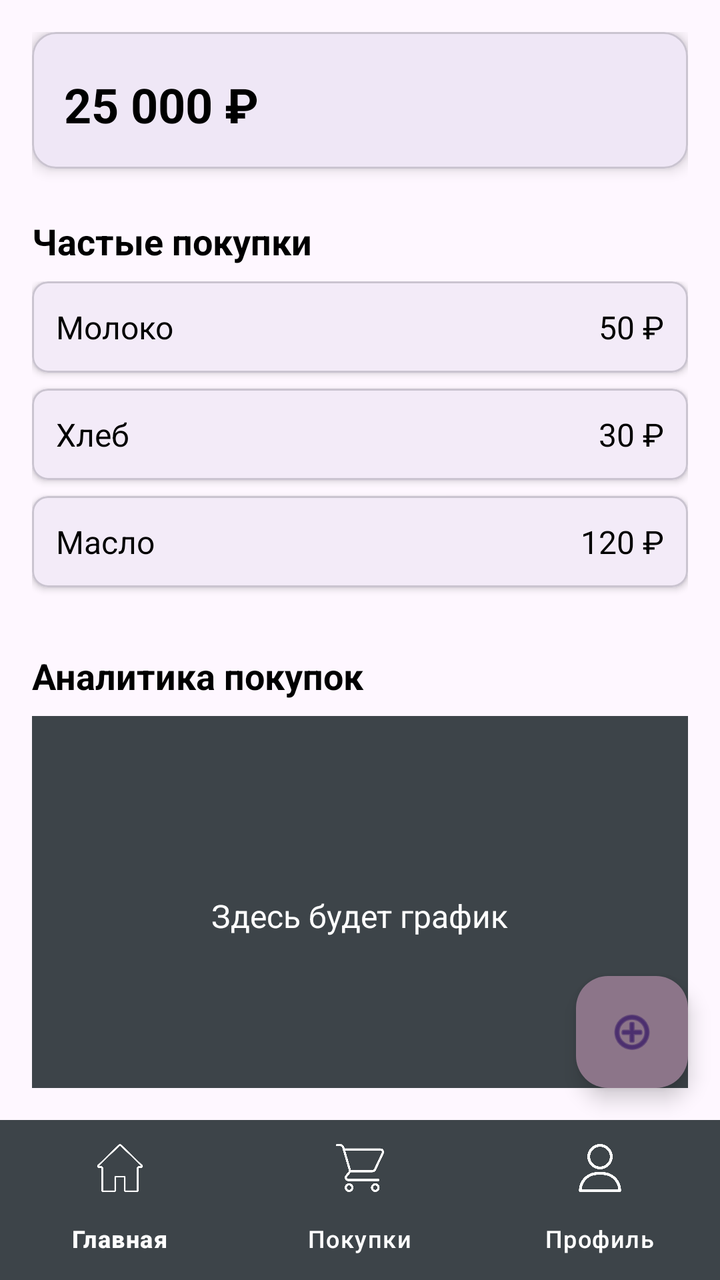
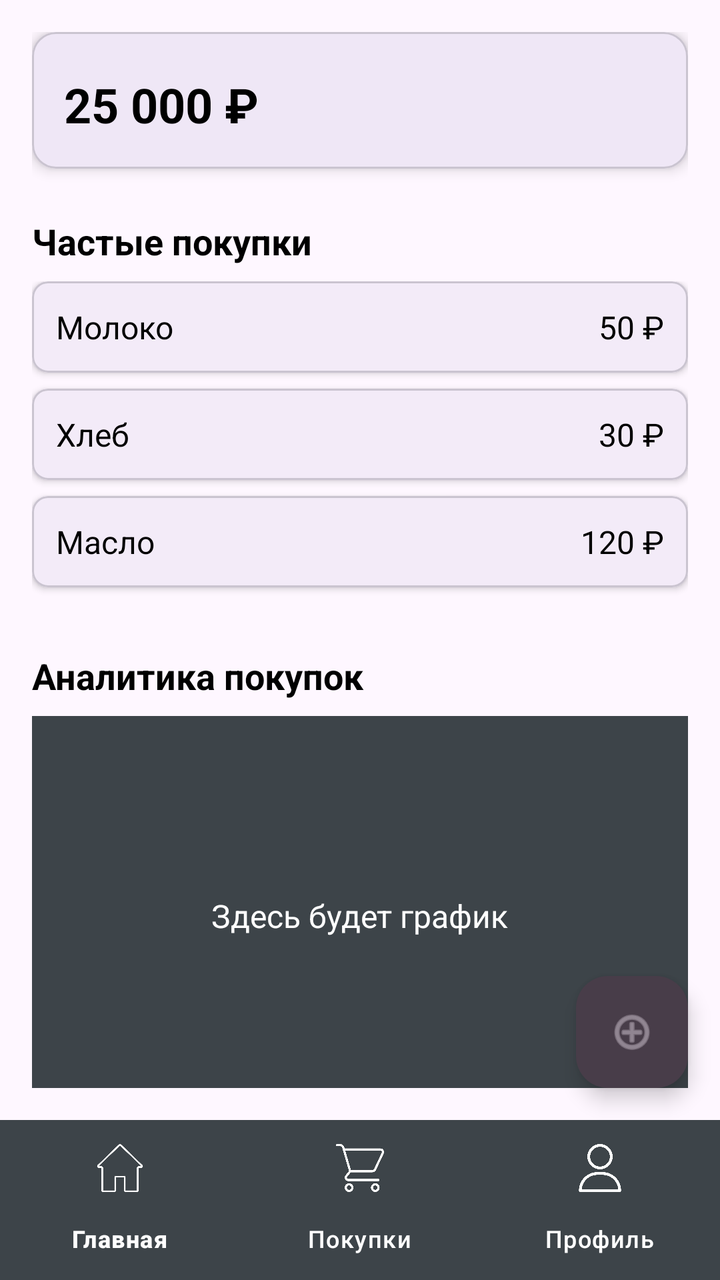

Two renders of the same Android screen: before a commit and after it. Below are the layout's source before the change and the commit's diff.
<!-- AndroidManifest.xml: application theme Theme.KP_purchases_Ravilova -->
<!-- res/layout/activity_home.xml -->
<?xml version="1.0" encoding="utf-8"?>
<androidx.constraintlayout.widget.ConstraintLayout
    xmlns:android="http://schemas.android.com/apk/res/android"
    xmlns:app="http://schemas.android.com/apk/res-auto"
    android:layout_width="match_parent"
    android:layout_height="match_parent">

    <LinearLayout
        android:orientation="vertical"
        android:padding="16dp"
        android:layout_width="match_parent"
        android:layout_height="0dp"
        app:layout_constraintTop_toTopOf="parent"
        app:layout_constraintBottom_toTopOf="@id/bottom_navigation">

        <com.google.android.material.card.MaterialCardView
            android:layout_width="match_parent"
            android:layout_height="wrap_content"
            app:cardElevation="4dp"
            app:cardCornerRadius="12dp"
            android:layout_marginBottom="16dp">

            <LinearLayout
                android:orientation="vertical"
                android:padding="16dp"
                android:layout_width="match_parent"
                android:layout_height="wrap_content">

                <TextView
                    android:id="@+id/balanceTv"
                    android:text="25 000 ₽"
                    android:textSize="24sp"
                    android:textStyle="bold"
                    android:textColor="@color/black"
                    android:layout_marginTop="4dp"
                    android:layout_width="wrap_content"
                    android:layout_height="wrap_content"/>
            </LinearLayout>
        </com.google.android.material.card.MaterialCardView>

        <TextView
            android:text="@string/title_frequent"
            android:textSize="18sp"
            android:textStyle="bold"
            android:textColor="@color/black"
            android:layout_marginTop="8dp"
            android:layout_marginBottom="8dp"
            android:layout_width="wrap_content"
            android:layout_height="wrap_content"/>

        

        <LinearLayout
            android:id="@+id/productList"
            android:orientation="vertical"
            android:layout_width="match_parent"
            android:layout_height="wrap_content"
            android:layout_marginBottom="16dp">

            <com.google.android.material.card.MaterialCardView
                android:layout_width="match_parent"
                android:layout_height="wrap_content"
                app:cardElevation="2dp"
                app:cardCornerRadius="8dp"
                android:layout_marginBottom="8dp">

                <LinearLayout
                    android:orientation="horizontal"
                    android:padding="12dp"
                    android:layout_width="match_parent"
                    android:layout_height="wrap_content">

                    <TextView
                        android:text="Молоко"
                        android:textSize="16sp"
                        android:textColor="@color/black"
                        android:layout_width="0dp"
                        android:layout_weight="1"
                        android:layout_height="wrap_content"/>

                    <TextView
                        android:text="50 ₽"
                        android:textSize="16sp"
                        android:textColor="@color/black"
                        android:layout_width="wrap_content"
                        android:layout_height="wrap_content"/>
                </LinearLayout>
            </com.google.android.material.card.MaterialCardView>

            <com.google.android.material.card.MaterialCardView
                android:layout_width="match_parent"
                android:layout_height="wrap_content"
                app:cardElevation="2dp"
                app:cardCornerRadius="8dp"
                android:layout_marginBottom="8dp">

                <LinearLayout
                    android:orientation="horizontal"
                    android:padding="12dp"
                    android:layout_width="match_parent"
                    android:layout_height="wrap_content">

                    <TextView
                        android:text="Хлеб"
                        android:textSize="16sp"
                        android:textColor="@color/black"
                        android:layout_width="0dp"
                        android:layout_weight="1"
                        android:layout_height="wrap_content"/>

                    <TextView
                        android:text="30 ₽"
                        android:textSize="16sp"
                        android:textColor="@color/black"
                        android:layout_width="wrap_content"
                        android:layout_height="wrap_content"/>
                </LinearLayout>
            </com.google.android.material.card.MaterialCardView>

            <com.google.android.material.card.MaterialCardView
                android:layout_width="match_parent"
                android:layout_height="wrap_content"
                app:cardElevation="2dp"
                app:cardCornerRadius="8dp"
                android:layout_marginBottom="8dp">

                <LinearLayout
                    android:orientation="horizontal"
                    android:padding="12dp"
                    android:layout_width="match_parent"
                    android:layout_height="wrap_content">

                    <TextView
                        android:text="Масло"
                        android:textSize="16sp"
                        android:textColor="@color/black"
                        android:layout_width="0dp"
                        android:layout_weight="1"
                        android:layout_height="wrap_content"/>

                    <TextView
                        android:text="120 ₽"
                        android:textSize="16sp"
                        android:textColor="@color/black"
                        android:layout_width="wrap_content"
                        android:layout_height="wrap_content"/>
                </LinearLayout>
            </com.google.android.material.card.MaterialCardView>
        </LinearLayout>

        <TextView
            android:text="Аналитика покупок"
            android:textSize="18sp"
            android:textStyle="bold"
            android:textColor="@color/black"
            android:layout_marginTop="8dp"
            android:layout_marginBottom="8dp"
            android:layout_width="wrap_content"
            android:layout_height="wrap_content"/>

        <FrameLayout
            android:id="@+id/chartContainer"
            android:layout_width="match_parent"
            android:layout_height="200dp"
            android:background="@color/gray"
            android:layout_marginBottom="16dp">

            <TextView
                android:layout_width="wrap_content"
                android:layout_height="wrap_content"
                android:layout_gravity="center"
                android:text="Здесь будет график"
                android:textColor="@color/white"
                android:textSize="16sp"/>
        </FrameLayout>
    </LinearLayout>

    <com.google.android.material.floatingactionbutton.FloatingActionButton
        android:id="@+id/fab"
        style="@style/Widget.Material3.FloatingActionButton.Primary"
        android:layout_width="wrap_content"
        android:layout_height="wrap_content"
        android:layout_margin="16dp"
        android:layout_marginBottom="20dp"
        android:contentDescription="@string/title_add"
        android:src="@android:drawable/ic_menu_add"
        android:tint="@color/primary_light"
        app:backgroundTint="@color/primary"
        app:layout_constraintBottom_toTopOf="@id/bottom_navigation"
        app:layout_constraintEnd_toEndOf="parent" />

    
    

    <com.google.android.material.bottomnavigation.BottomNavigationView
        android:id="@+id/bottom_navigation"
        android:layout_width="match_parent"
        android:layout_height="wrap_content"
        app:itemIconTint="@color/white"
        app:itemTextColor="@color/white"
        app:menu="@menu/bottom_menu"
        app:layout_constraintBottom_toBottomOf="parent"/>
</androidx.constraintlayout.widget.ConstraintLayout>
<!-- resources referenced by this layout -->
<resources>
  <color name="black">#FF000000</color>
  <color name="gray">#3d4449</color>
  <color name="primary">#8c7589</color>
  <color name="primary_light">#c0b5c1</color>
  <color name="white">#FFFFFFFF</color>
  <string name="title_add">Добавить покупку</string>
  <string name="title_frequent">Частые покупки</string>
  <style name="Theme.KP_purchases_Ravilova" parent="Base.Theme.KP_purchases_Ravilova" />
  <style name="Base.Theme.KP_purchases_Ravilova" parent="Theme.Material3.DayNight.NoActionBar">
          
          
          <item name="bottomNavigationStyle">@style/Widget.App.BottomNavigationView</item>
  
      </style>
  <style name="Widget.App.BottomNavigationView" parent="Widget.Material3.BottomNavigationView">
          <item name="materialThemeOverlay">@style/ThemeOverlay.App.BottomNavigationView</item>
      </style>
  <style name="ThemeOverlay.App.BottomNavigationView" parent="">
          <item name="colorSurfaceContainer">@color/gray</item>
          <item name="colorSecondaryContainer">@color/primary</item>
      </style>
</resources>

<!-- the commit's change to res/layout/activity_home.xml (unified diff, before → after) -->
@@ -185,9 +185,10 @@
         android:contentDescription="@string/title_add"
         android:src="@android:drawable/ic_menu_add"
         android:tint="@color/primary_light"
-        app:backgroundTint="@color/primary"
+        app:backgroundTint="@color/primary_dark"
         app:layout_constraintBottom_toTopOf="@id/bottom_navigation"
-        app:layout_constraintEnd_toEndOf="parent" />
+        app:layout_constraintEnd_toEndOf="parent"
+        app:tint="@color/primary_light"/>
 
     
     
<!-- resource entries referenced after the edit -->
@@ -2,6 +2,7 @@
 <resources>
   <color name="black">#FF000000</color>
   <color name="gray">#3d4449</color>
+  <color name="primary_dark">#483d49</color>
   <color name="primary">#8c7589</color>
   <color name="primary_light">#c0b5c1</color>
   <color name="white">#FFFFFFFF</color>
